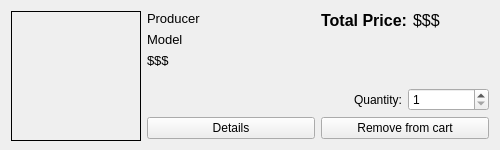
This is cartdevicewidget.ui in szymon27/xkomx as Qt 5 draws it before an edit. The edited form follows.
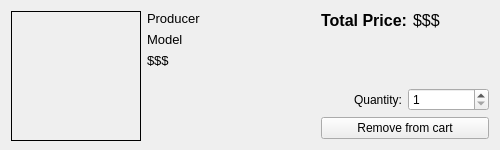
This is the edited form.

```diff
--- a/cartdevicewidget.ui
+++ b/cartdevicewidget.ui
@@ -102,13 +102,6 @@
        </property>
       </spacer>
      </item>
-     <item>
-      <widget class="QPushButton" name="btnDetails">
-       <property name="text">
-        <string>Details</string>
-       </property>
-      </widget>
-     </item>
     </layout>
    </item>
    <item>
```
Left out of the diff: 1 changed line with no effect on the pictures.
